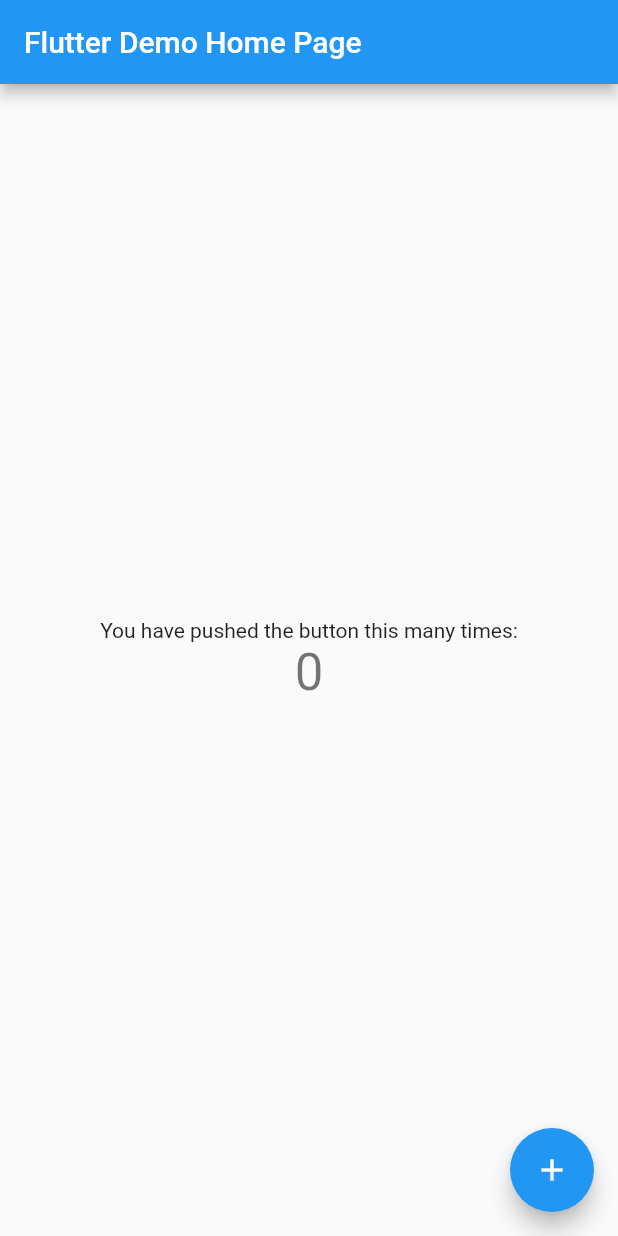
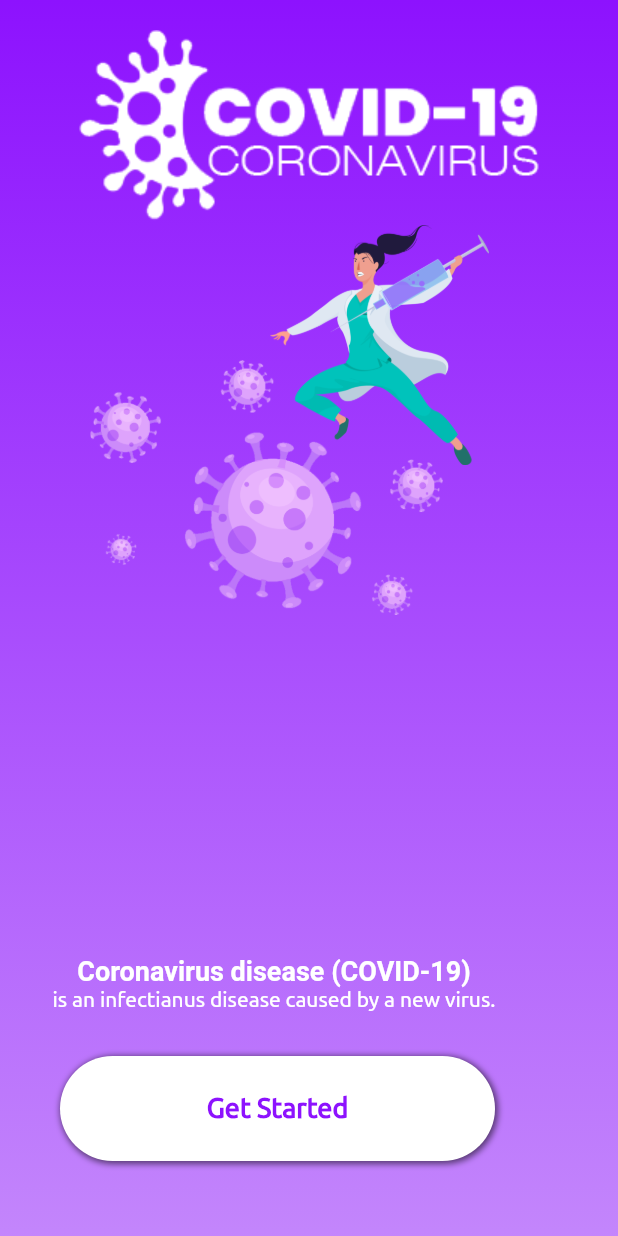
Before and after one commit to victor-souza-vieira/Covid19-UI, a Flutter app: the screen it shows after launch, on a phone screen of 412 x 824 dp. Run offline on Flutter 3.47's test engine with Material 2 defaults, Android fonts, the phone set to English and light mode, and no system bars.

Commit message:
intro screen done!

```diff
--- /dev/null
+++ b/lib/core/consts.dart
@@ -0,0 +1,6 @@
+import 'package:flutter/material.dart';
+
+class AppColors {
+  static final Color backgroundColor = Color(0XFFefedf2);
+  static final Color mainColor = Color(0XFF8d12fe);
+}
--- /dev/null
+++ b/lib/core/flutter_icons.dart
@@ -0,0 +1,32 @@
+/// Flutter icons FlutterIcons
+/// Copyright (C) 2020 by original authors @ fluttericon.com, fontello.com
+/// This font was generated by FlutterIcon.com, which is derived from Fontello.
+///
+/// To use this font, place it in your fonts/ directory and include the
+/// following in your pubspec.yaml
+///
+/// flutter:
+///   fonts:
+///    - family:  FlutterIcons
+///      fonts:
+///       - asset: fonts/FlutterIcons.ttf
+///
+///
+/// * Material Design Icons, Copyright (C) Google, Inc
+///         Author:    Google
+///         License:   Apache 2.0 (https://www.apache.org/licenses/LICENSE-2.0)
+///         Homepage:  https://design.google.com/icons/
+///
+import 'package:flutter/widgets.dart';
+
+class FlutterIcons {
+  FlutterIcons._();
+
+  static const _kFontFam = 'FlutterIcons';
+  static const _kFontPkg = null;
+
+  static const IconData female = IconData(0xe800, fontFamily: _kFontFam, fontPackage: _kFontPkg);
+  static const IconData menu = IconData(0xe801, fontFamily: _kFontFam, fontPackage: _kFontPkg);
+  static const IconData male = IconData(0xe802, fontFamily: _kFontFam, fontPackage: _kFontPkg);
+  static const IconData label = IconData(0xe803, fontFamily: _kFontFam, fontPackage: _kFontPkg);
+}
--- a/lib/main.dart
+++ b/lib/main.dart
@@ -1,117 +1,19 @@
+import 'package:Covid19/screens/intro_screen.dart';
 import 'package:flutter/material.dart';
 
-void main() {
-  runApp(MyApp());
-}
+void main() => runApp(MyApp());
 
 class MyApp extends StatelessWidget {
-  // This widget is the root of your application.
   @override
   Widget build(BuildContext context) {
     return MaterialApp(
+      debugShowCheckedModeBanner: false,
       title: 'Flutter Demo',
       theme: ThemeData(
-        // This is the theme of your application.
-        //
-        // Try running your application with "flutter run". You'll see the
-        // application has a blue toolbar. Then, without quitting the app, try
-        // changing the primarySwatch below to Colors.green and then invoke
-        // "hot reload" (press "r" in the console where you ran "flutter run",
-        // or simply save your changes to "hot reload" in a Flutter IDE).
-        // Notice that the counter didn't reset back to zero; the application
-        // is not restarted.
+        fontFamily: 'Ubuntu',
         primarySwatch: Colors.blue,
-        // This makes the visual density adapt to the platform that you run
-        // the app on. For desktop platforms, the controls will be smaller and
-        // closer together (more dense) than on mobile platforms.
-        visualDensity: VisualDensity.adaptivePlatformDensity,
       ),
-      home: MyHomePage(title: 'Flutter Demo Home Page'),
+      home: IntroScreen(),
     );
   }
 }
-
-class MyHomePage extends StatefulWidget {
-  MyHomePage({Key key, this.title}) : super(key: key);
-
-  // This widget is the home page of your application. It is stateful, meaning
-  // that it has a State object (defined below) that contains fields that affect
-  // how it looks.
-
-  // This class is the configuration for the state. It holds the values (in this
-  // case the title) provided by the parent (in this case the App widget) and
-  // used by the build method of the State. Fields in a Widget subclass are
-  // always marked "final".
-
-  final String title;
-
-  @override
-  _MyHomePageState createState() => _MyHomePageState();
-}
-
-class _MyHomePageState extends State<MyHomePage> {
-  int _counter = 0;
-
-  void _incrementCounter() {
-    setState(() {
-      // This call to setState tells the Flutter framework that something has
-      // changed in this State, which causes it to rerun the build method below
-      // so that the display can reflect the updated values. If we changed
-      // _counter without calling setState(), then the build method would not be
-      // called again, and so nothing would appear to happen.
-      _counter++;
-    });
-  }
-
-  @override
-  Widget build(BuildContext context) {
-    // This method is rerun every time setState is called, for instance as done
-    // by the _incrementCounter method above.
-    //
-    // The Flutter framework has been optimized to make rerunning build methods
-    // fast, so that you can just rebuild anything that needs updating rather
-    // than having to individually change instances of widgets.
-    return Scaffold(
-      appBar: AppBar(
-        // Here we take the value from the MyHomePage object that was created by
-        // the App.build method, and use it to set our appbar title.
-        title: Text(widget.title),
-      ),
-      body: Center(
-        // Center is a layout widget. It takes a single child and positions it
-        // in the middle of the parent.
-        child: Column(
-          // Column is also a layout widget. It takes a list of children and
-          // arranges them vertically. By default, it sizes itself to fit its
-          // children horizontally, and tries to be as tall as its parent.
-          //
-          // Invoke "debug painting" (press "p" in the console, choose the
-          // "Toggle Debug Paint" action from the Flutter Inspector in Android
-          // Studio, or the "Toggle Debug Paint" command in Visual Studio Code)
-          // to see the wireframe for each widget.
-          //
-          // Column has various properties to control how it sizes itself and
-          // how it positions its children. Here we use mainAxisAlignment to
-          // center the children vertically; the main axis here is the vertical
-          // axis because Columns are vertical (the cross axis would be
-          // horizontal).
-          mainAxisAlignment: MainAxisAlignment.center,
-          children: <Widget>[
-            Text(
-              'You have pushed the button this many times:',
-            ),
-            Text(
-              '$_counter',
-              style: Theme.of(context).textTheme.headline4,
-            ),
-          ],
-        ),
-      ),
-      floatingActionButton: FloatingActionButton(
-        onPressed: _incrementCounter,
-        tooltip: 'Increment',
-        child: Icon(Icons.add),
-      ), // This trailing comma makes auto-formatting nicer for build methods.
-    );
-  }
-}
--- /dev/null
+++ b/lib/screens/home_screen.dart
@@ -0,0 +1,8 @@
+import 'package:flutter/material.dart';
+
+class HomeScreen extends StatelessWidget {
+  @override
+  Widget build(BuildContext context) {
+    return Scaffold();
+  }
+}
--- /dev/null
+++ b/lib/screens/intro_screen.dart
@@ -0,0 +1,128 @@
+import 'package:Covid19/core/consts.dart';
+import 'package:Covid19/screens/home_screen.dart';
+import 'package:flutter/material.dart';
+
+class IntroScreen extends StatelessWidget {
+  @override
+  Widget build(BuildContext context) {
+    return Scaffold(
+      body: Container(
+        decoration: BoxDecoration(
+          gradient: LinearGradient(
+            colors: [
+              AppColors.mainColor,
+              AppColors.mainColor.withOpacity(.5),
+            ],
+            begin: Alignment.topCenter,
+            end: Alignment.bottomCenter,
+          ),
+        ),
+        child: SafeArea(
+          child: Stack(
+            children: [
+              Padding(
+                padding: EdgeInsets.only(top: 20),
+                child: Align(
+                  alignment: Alignment.topCenter,
+                  child: Image.asset('assets/images/logo.png'),
+                ),
+              ),
+              Positioned(
+                bottom: 150,
+                left: 35,
+                child: RichText(
+                  textAlign: TextAlign.center,
+                  text: TextSpan(
+                    children: [
+                      TextSpan(
+                        text: 'Coronavirus disease (COVID-19)\n',
+                        style: TextStyle(
+                          color: Colors.white,
+                          fontWeight: FontWeight.bold,
+                          fontSize: 18,
+                        ),
+                      ),
+                      TextSpan(
+                        text:
+                            'is an infectianus disease caused by a new virus.',
+                      ),
+                    ],
+                  ),
+                ),
+              ),
+              Positioned(
+                top: 120,
+                width: MediaQuery.of(context).size.width,
+                child: Container(
+                  height: 320,
+                  child: Stack(
+                    children: [
+                      Container(
+                        margin: EdgeInsets.only(
+                          left: 150,
+                          bottom: 100,
+                        ),
+                        child: Padding(
+                          padding: const EdgeInsets.all(30),
+                          child: Image.asset('assets/images/person.png'),
+                        ),
+                      ),
+                      Container(
+                        margin: EdgeInsets.only(
+                          top: 90,
+                          right: 20,
+                          left: 30,
+                        ),
+                        child: Padding(
+                          padding: const EdgeInsets.all(30),
+                          child: Image.asset("assets/images/virus.png"),
+                        ),
+                      ),
+                    ],
+                  ),
+                ),
+              ),
+              Positioned(
+                bottom: 50,
+                child: GestureDetector(
+                  onTap: () => Navigator.of(context).push(
+                    MaterialPageRoute(
+                      builder: (_) => HomeScreen(),
+                    ),
+                  ),
+                  child: Container(
+                    height: 70,
+                    width: 290,
+                    margin: EdgeInsets.only(left: 40),
+                    decoration: BoxDecoration(
+                      boxShadow: [
+                        BoxShadow(
+                          color: Colors.black54,
+                          offset: Offset(1, 1),
+                          spreadRadius: 1,
+                          blurRadius: 3,
+                        ),
+                      ],
+                      borderRadius: BorderRadius.circular(50),
+                      color: Colors.white,
+                    ),
+                    child: Center(
+                      child: Text(
+                        'Get Started',
+                        style: TextStyle(
+                          color: AppColors.mainColor,
+                          fontSize: 18,
+                          fontWeight: FontWeight.bold,
+                        ),
+                      ),
+                    ),
+                  ),
+                ),
+              ),
+            ],
+          ),
+        ),
+      ),
+    );
+  }
+}
```
Also changed, not shown: pubspec.yaml (+6 -6 lines), 1 other file.
